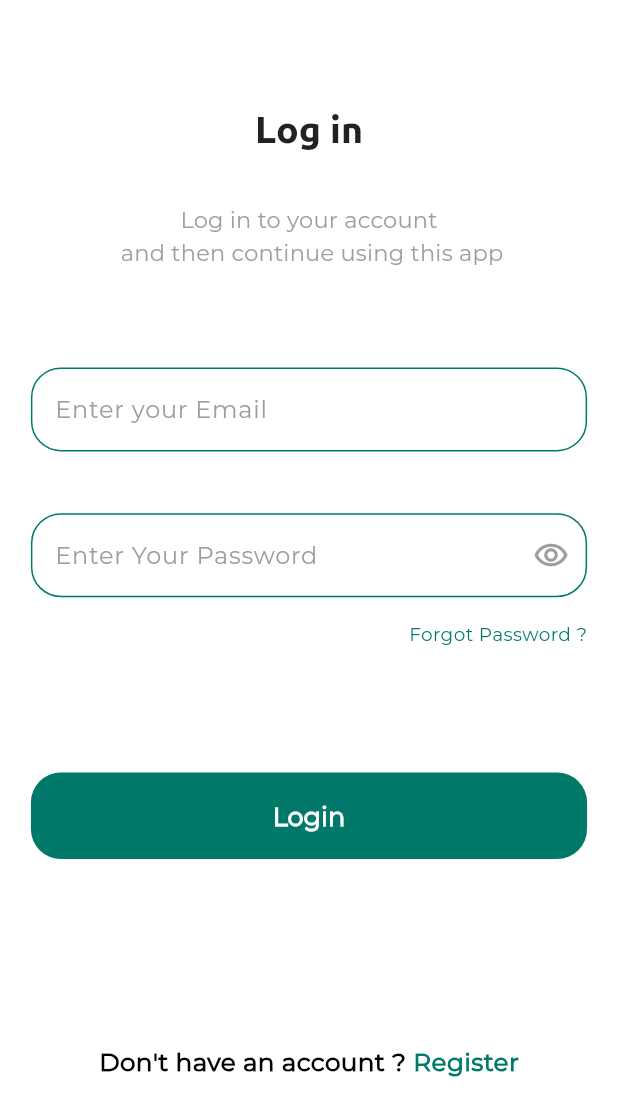
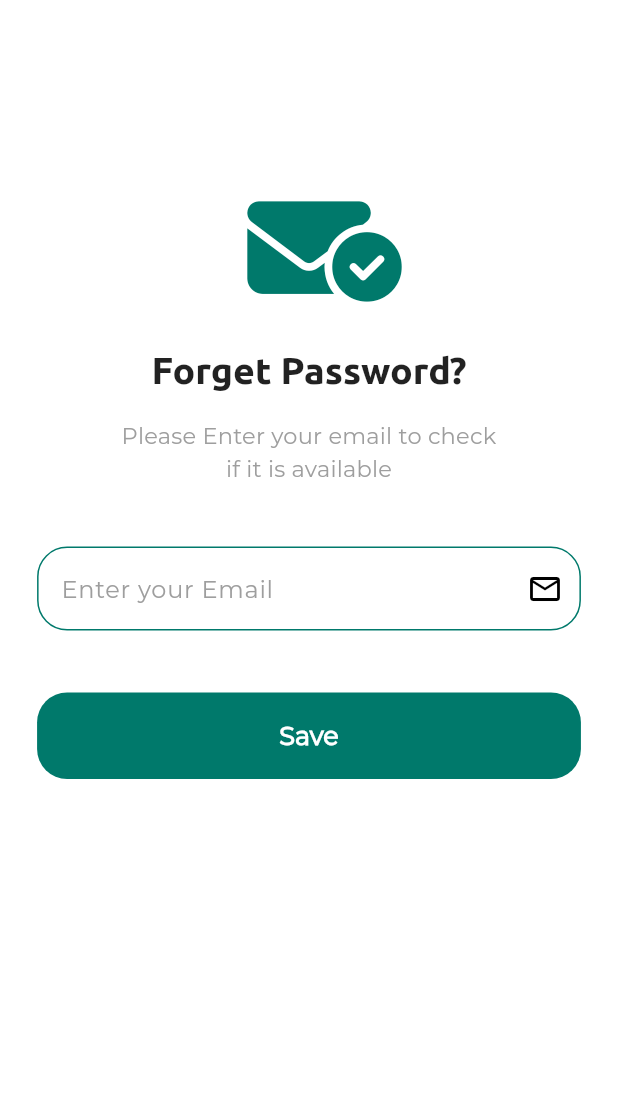
Before and after one commit to Hadel123BrIT/OUZOUN_APP, a Flutter app: the LoginScreen screen opened by its route, after a tap on "Forgot Password ?", on a phone screen of 412 x 824 dp. Shown: the top 1116 px of the screen. Run offline on Flutter 3.47's test engine with Material 3 defaults, Android fonts, the phone set to English and light mode, and no system bars; our stand-ins replace flutter_otp_text_field, flutter_svg, font_awesome_flutter, get, lottie, shared_preferences and 1 more; accounts and stored records are empty.

Commit message:
verfication pages

```diff
--- a/lib/Routes/AppPages.dart
+++ b/lib/Routes/AppPages.dart
@@ -2,10 +2,13 @@ import 'package:flutter/cupertino.dart';
 import 'package:get/get_navigation/src/routes/get_route.dart';
 import 'package:ouzoun/Routes/AppRoutes.dart';
 import 'package:ouzoun/Views/Doctor_Choices/Doctor_choices_screens/second_page_choices.dart';
+import 'package:ouzoun/Views/ForgetPassword/chekemail.dart';
 import 'package:ouzoun/Views/Splash_View/Splash_screen/splash_screen.dart';
 
 import '../Views/Book_Tools/Book_Tools_Screen/book_tools_screen.dart';
 import '../Views/Doctor_Choices/Doctor_choices_screens/first_page_choices.dart' show FirstPageChoices;
+import '../Views/ForgetPassword/code.dart';
+import '../Views/ForgetPassword/resetpasswordpage.dart';
 import '../Views/Login_View/login_screen.dart';
 import '../Views/Register_View/register_screen.dart';
 
@@ -41,5 +44,20 @@ class AppPages {
       page: () =>BookToolsScreen(),
 
     ),
+    GetPage(
+      name: AppRoutes.chekEmail,
+      page: () =>Chekemail(),
+
+    ),
+    GetPage(
+      name: AppRoutes.code,
+      page: () =>Code(),
+
+    ),
+    GetPage(
+      name: AppRoutes.resetpage,
+      page: () =>Resetpasswordpage(),
+
+    ),
   ];
 }
--- a/lib/Routes/AppRoutes.dart
+++ b/lib/Routes/AppRoutes.dart
@@ -7,4 +7,7 @@
   static const firstchoice='/choice1';
   static const secondchoice='/choice2';
   static const bookTool='/book';
-}
+  static const chekEmail='/checkEmail';
+  static const code='/code';
+  static const resetpage='/Reset';
+ }
--- /dev/null
+++ b/lib/Views/ForgetPassword/checkemailcontroller.dart
@@ -0,0 +1,22 @@
+import 'package:flutter/cupertino.dart';
+import 'package:get/get.dart';
+import 'package:ouzoun/Routes/AppRoutes.dart';
+
+class Checkemailcontroller extends GetxController
+{
+  late TextEditingController checkemail;
+ late GlobalKey<FormState>keyForm;
+ void CheckEmail(){
+
+ }
+ void GoToVrefiy(){
+   Get.toNamed(AppRoutes.code);
+ }
+  @override
+  void onInit() {
+    // TODO: implement onInit
+    super.onInit();
+    checkemail=TextEditingController();
+    keyForm=GlobalKey<FormState>();
+  }
+}
--- /dev/null
+++ b/lib/Views/ForgetPassword/chekemail.dart
@@ -0,0 +1,64 @@
+
+
+import 'package:flutter/material.dart';
+import 'package:font_awesome_flutter/font_awesome_flutter.dart';
+import 'package:get/get.dart';
+import 'package:ouzoun/Core/Services/mediaQuery.dart';
+import 'package:ouzoun/Views/ForgetPassword/checkemailcontroller.dart';
+
+import '../../Core/Constances/all_colors.dart';
+import '../../Widgets/CustomButton.dart';
+import '../../Widgets/CustomTextForm.dart';
+
+class Chekemail extends StatelessWidget {
+  const Chekemail({super.key});
+
+  @override
+  Widget build(BuildContext context) {
+    final media=MediaQueryHelper(context);
+    Checkemailcontroller controller=Get.find();
+    return Scaffold(
+      backgroundColor:Theme.of(context).colorScheme.background ,
+      body:SafeArea(
+        child: Padding(
+            padding: EdgeInsets.symmetric(vertical:media.height*0.15,horizontal:media.width*0.06),
+            child:Container(
+              width:media.width,
+              height:media.height,
+              alignment: Alignment.center,
+              child: Column(children: [
+                Icon(FontAwesomeIcons.envelopeCircleCheck,color:green, size: media.width * 0.2,),
+                SizedBox(height: media.height * 0.03),
+                Text("Forget Password?",textAlign: TextAlign.center,style:Theme.of(context).textTheme.titleLarge,),
+                SizedBox(height: media.height * 0.02),
+                Text("Please Enter your email to check\nif it is available ",textAlign: TextAlign.center,style:Theme.of(context).textTheme.titleMedium,),
+                SizedBox(height: media.height * 0.05),
+                CustomTextForm(
+                  hinttext:"Enter your Email",
+                  suffixIcon:Icon(Icons.email_outlined),
+                  obscureText:false,
+                  mycontroller:controller.checkemail,
+                  validator:(val) {
+                    if (val == null || val.isEmpty) {
+                      return "Email must not be empty".tr;
+                    }
+                    return null;
+                  },
+                  key:controller.keyForm,
+                ),
+                SizedBox(height: media.height * 0.05),
+                Custombutton(
+                  color:green,
+                  text:"Save",
+                  onTap:(){
+                  controller.GoToVrefiy();
+                },)
+
+              ],),
+
+        ),
+        ),
+      ),
+    );
+  }
+}
--- /dev/null
+++ b/lib/Views/ForgetPassword/resetpagecontroller.dart
@@ -0,0 +1,22 @@
+import 'package:flutter/cupertino.dart';
+import 'package:get/get.dart';
+
+class resetpagecontroller extends GetxController{
+  late TextEditingController resetPassword;
+  late TextEditingController confirmresetPassword;
+  late  GlobalKey<FormState>key;
+  void Sucesspage(){
+
+  }
+  void goToChoosingpage(){
+
+  }
+  @override
+  void onInit() {
+    // TODO: implement onInit
+    super.onInit();
+    resetPassword=TextEditingController();
+    confirmresetPassword=TextEditingController();
+    key=GlobalKey<FormState>();
+  }
+}
--- /dev/null
+++ b/lib/Views/ForgetPassword/verfiycodecontroller.dart
@@ -0,0 +1,13 @@
+import 'package:get/get.dart';
+import 'package:ouzoun/Routes/AppRoutes.dart';
+
+class Verfiycodecontroller extends GetxController {
+ String ? verifycode;
+void verfiycode(){
+
+}
+void goToreset(){
+  Get.offAllNamed(AppRoutes.resetpage);
+}
+
+}
--- a/lib/Views/Login_View/login_screen.dart
+++ b/lib/Views/Login_View/login_screen.dart
@@ -73,7 +73,9 @@ class LoginScreen extends StatelessWidget {
                   ),
                   SizedBox(height: media.height * 0.01),
                   InkWell(
-                    onTap: () => {},
+                    onTap: () => {
+                      Get.toNamed(AppRoutes.chekEmail),
+                    },
                     child: Container(
                       alignment: Alignment.topRight,
                       margin: EdgeInsets.only(
--- a/lib/main.dart
+++ b/lib/main.dart
@@ -5,10 +5,12 @@ import 'package:ouzoun/Core/Localization/changlang.dart';
 import 'package:ouzoun/Core/Localization/translation.dart';
 import 'package:ouzoun/Core/Services/services.dart';
 import 'package:ouzoun/Routes/AppRoutes.dart';
+import 'package:ouzoun/Test.dart';
 import 'package:ouzoun/Views/Splash_View/Splash_screen/splash_screen.dart';
 
 import 'Binding/AuthBinding/initalize_binding.dart';
 import 'Routes/AppPages.dart';
+import 'Views/ForgetPassword/chekemail.dart';
 
 void main() async {
   WidgetsFlutterBinding.ensureInitialized();
@@ -23,14 +25,14 @@ class MyApp extends StatelessWidget {
     ChangeLangController controller= Get.put(ChangeLangController());;
     return GetMaterialApp(
         translations:MyTranslatin(),
-        initialRoute: AppRoutes.splash,
+       // initialRoute: AppRoutes.splash,
         locale:controller.Lang,
         initialBinding:InitalizeBindingAuth(),
         getPages: AppPages.pages,
         theme:lightMode,
         darkTheme: darkMode,
         debugShowCheckedModeBanner: false,
-        home:SplashScreen()
+        home:SplashScreen(),
     );
   }
 }
--- a/pubspec.yaml
+++ b/pubspec.yaml
@@ -40,6 +40,7 @@ dependencies:
   get: ^4.7.2
   font_awesome_flutter: ^10.7.0
   shared_preferences: ^2.5.3
+  flutter_otp_text_field: ^1.1.0+2
 
 dev_dependencies:
   flutter_test:
```
Also changed, not shown: lib/Binding/AuthBinding/initalize_binding.dart (+7 -0 lines), lib/Test.dart (added, +18 -0 lines), lib/Views/ForgetPassword/code.dart (added, +55 -0 lines), lib/Views/ForgetPassword/resetpasswordpage.dart (added, +75 -0 lines), lib/Widgets/customotp.dart (added, +46 -0 lines), pubspec.lock.
